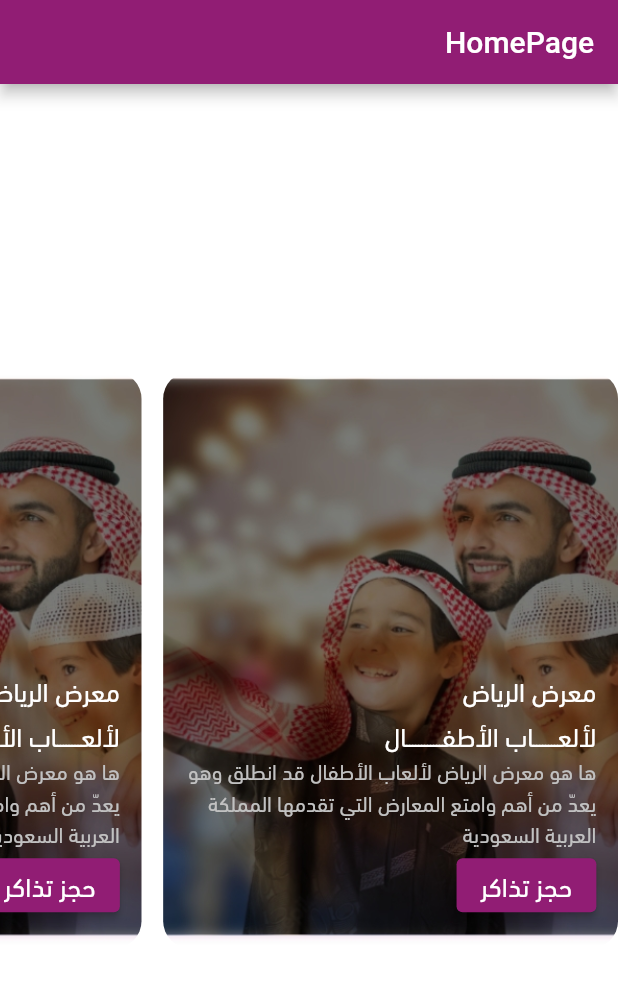
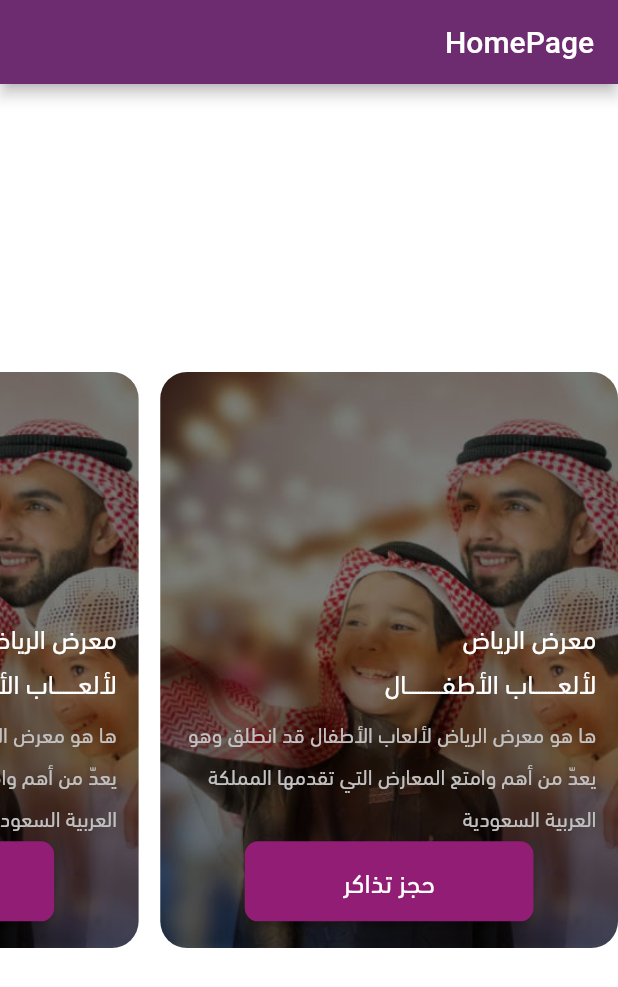
Before and after one commit to AbdalazizAbdallah/Exhibition-toys, a Flutter app: the screen it shows after launch, on a phone screen of 412 x 824 dp. Shown: the top 987 px of the screen. Run offline on Flutter 3.47's test engine with Material 2 defaults, Android fonts, the phone set to English and light mode, and no system bars; drawn by our look-alikes of auto_size_text; our stand-ins replace flutter_screenutil, flutter_svg, get.

Commit message:
bug(reserveTicketsWidget) :centerlize reserve ticket button

```diff
--- a/lib/core/constants/app_colors.dart
+++ b/lib/core/constants/app_colors.dart
@@ -1,7 +1,8 @@
 import 'package:flutter/material.dart';
 
 class AppColors {
-  static Color primary = const Color(0xFF911D74);
+  static Color primary = const Color(0xFF6D2B70);
+  static Color primaryLight = const Color(0xFF911D74);
   static Color secondary = Colors.white;
   static late Color success;
   static Color danger = const Color(0xFFD64F5D);
--- a/lib/core/constants/app_sizes.dart
+++ b/lib/core/constants/app_sizes.dart
@@ -3,6 +3,7 @@ import 'package:flutter_screenutil/flutter_screenutil.dart';
 class AppSizes {
   static final double h5 = 5.h;
   static final double h20 = 20.h;
+  static final double h60 = 60.h;
 
   static final double r10 = 10.r;
   static final double r12 = 12.r;
@@ -44,4 +45,6 @@ class AppSizes {
 
   static final double w285 = 285.w;
   static final double w15 = 15.w;
+  static final double w317 = 317.w;
+  static final double w200 = 200.w;
 }
--- a/lib/core/constants/app_themes.dart
+++ b/lib/core/constants/app_themes.dart
@@ -1,3 +1,4 @@
+import 'package:exhibitiontoys/core/constants/app_sizes.dart';
 import 'package:flutter/material.dart';
 
 import 'app_colors.dart';
@@ -18,11 +19,29 @@ class AppThemes {
     //   elevation: 0,
     //   centerTitle: true,
     // ),
+    elevatedButtonTheme: ElevatedButtonThemeData(
+      style: ElevatedButton.styleFrom(
+        minimumSize: Size(AppSizes.w200, AppSizes.h60),
+        backgroundColor: AppColors.primaryLight,
+        shape: RoundedRectangleBorder(
+          borderRadius: BorderRadius.circular(AppSizes.r10),
+        ),
+      ),
+    ),
     colorScheme: const ColorScheme.light().copyWith(primary: AppColors.primary),
   );
 
   static ThemeData dark = ThemeData(
     brightness: Brightness.dark,
+    elevatedButtonTheme: ElevatedButtonThemeData(
+      style: ElevatedButton.styleFrom(
+        // minimumSize: Size.fromHeight(AppSizes.h60),
+        backgroundColor: AppColors.primaryLight,
+        shape: RoundedRectangleBorder(
+          borderRadius: BorderRadius.circular(AppSizes.r10),
+        ),
+      ),
+    ),
     // scaffoldBackgroundColor: ColorsApp.black87,
     // primarySwatch: Colors.amber,
     // appBarTheme: AppBarTheme(
--- a/lib/core/localizations/ar.dart
+++ b/lib/core/localizations/ar.dart
@@ -2,4 +2,5 @@ Map<String, String> arEg = {
   'riyadh_exhibition':'معرض الرياض',
   'kids_toys':'لألعــــــــاب الأطفــــــــــــال',
   'description_tickets':'ها هو معرض الرياض لألعاب الأطفال قد انطلق وهو يعدّ من أهم وامتع المعارض التي تقدمها المملكة العربية السعودية',
+  'reserve_ticket' : 'حجز تذاكر',
 };
--- a/lib/core/localizations/en.dart
+++ b/lib/core/localizations/en.dart
@@ -3,4 +3,6 @@ Map<String, String> enUs = {
   'kids_toys': 'لألعــــــــاب الأطفــــــــــــال',
   'description_tickets':
       'ها هو معرض الرياض لألعاب الأطفال قد انطلق وهو يعدّ من أهم وامتع المعارض التي تقدمها المملكة العربية السعودية',
+  'reserve_ticket' : 'حجز تذاكر',
+
 };
--- a/lib/views/home_view/widgets/reserve_tickets_widget.dart
+++ b/lib/views/home_view/widgets/reserve_tickets_widget.dart
@@ -12,6 +12,9 @@ class ReserveTicketsWidget extends StatelessWidget {
   @override
   Widget build(BuildContext context) {
     return Container(
+      width: AppSizes.w317,
+      padding: EdgeInsets.symmetric(
+          horizontal: AppSizes.w15, vertical: AppSizes.h20),
       decoration: BoxDecoration(
         borderRadius: BorderRadius.all(Radius.circular(AppSizes.r20)),
         image: const DecorationImage(
@@ -20,9 +23,6 @@ class ReserveTicketsWidget extends StatelessWidget {
         ),
       ),
       child: Center(
-        child: Padding(
-          padding: EdgeInsets.symmetric(
-              horizontal: AppSizes.w15, vertical: AppSizes.h20),
         child: Column(
           mainAxisAlignment: MainAxisAlignment.end,
           crossAxisAlignment: CrossAxisAlignment.start,
@@ -43,20 +43,28 @@ class ReserveTicketsWidget extends StatelessWidget {
               ),
             ),
             SizedBox(
+              height: AppSizes.h5,
+            ),
+            SizedBox(
               width: AppSizes.w285,
               child: AutoSizeText(
                 'description_tickets'.tr,
                 style: AppStyles.subtitle1.copyWith(
                   color: AppColors.greyLight,
+                  height: 2,
                 ),
                 maxLines: 4,
               ),
             ),
-              Center(
+            SizedBox(
+              height: AppSizes.h5,
+            ),
+            Align(
+              alignment: Alignment.center,
               child: ElevatedButton(
                 onPressed: () {},
                 child: Text(
-                    'حجز تذاكر',
+                  'reserve_ticket'.tr,
                   style: AppStyles.headline6,
                 ),
               ),
@@ -64,7 +72,6 @@ class ReserveTicketsWidget extends StatelessWidget {
           ],
         ),
       ),
-      ),
     );
   }
 }
```
Also changed, not shown: assets/images/img/temp_tickets.jpg. Lines whose indentation alone changed are shown as unchanged.
